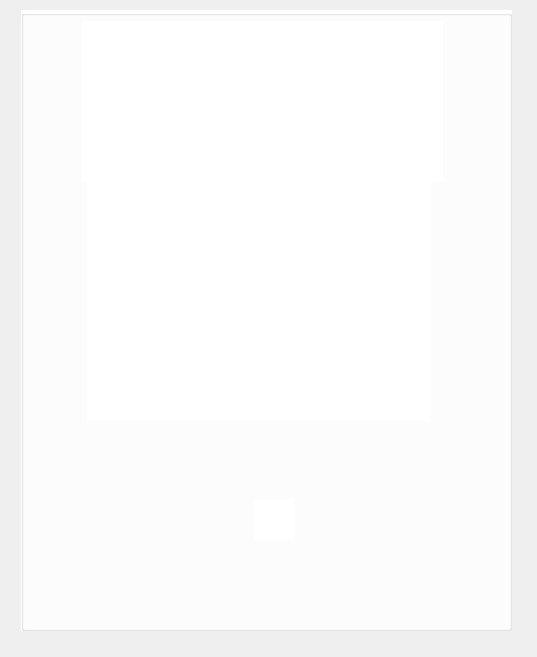
Before: the Qt Designer form start.ui in Pourya231/converso, drawn with Qt 5.
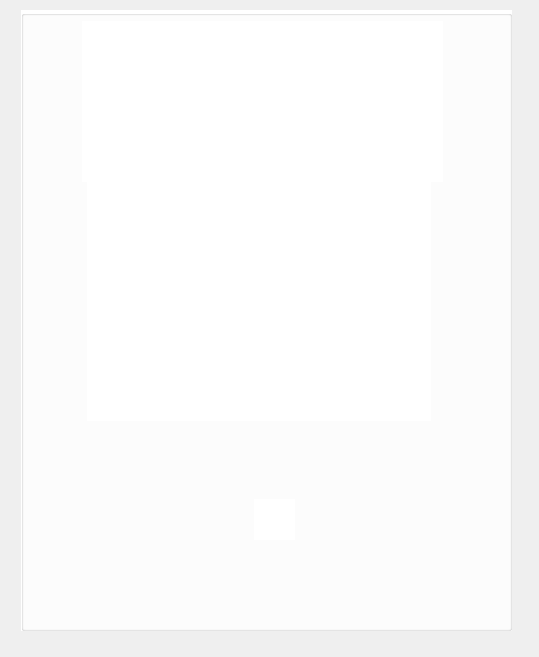
After: the same form once the commit is applied. Icons and pictures are not drawn.

Diff of the .ui file:
```diff
--- a/start.ui
+++ b/start.ui
@@ -6,7 +6,7 @@
    <rect>
     <x>0</x>
     <y>0</y>
-    <width>537</width>
+    <width>539</width>
     <height>657</height>
    </rect>
   </property>
```
Left out of the diff: 2 changed lines with no effect on the pictures.
